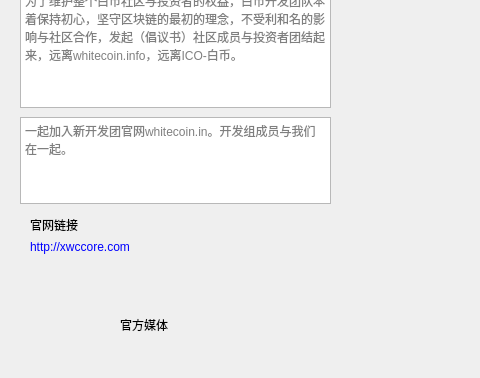
Before: the Qt Designer form src/qt/forms/firstpage.ui in WhitecoinCore/whitecoin, drawn with Qt 5; both pictures show x 0 to 480 and y 173 to 551 of the 782 by 551 pixel window.
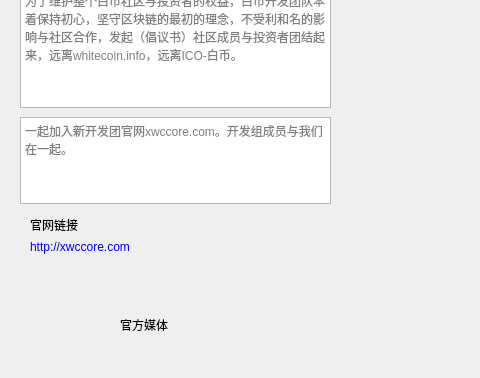
After: the same form once the commit is applied. Icons and pictures are not drawn.

Commit message: modify firstpage str

What changed in the file:
```diff
--- a/src/qt/forms/firstpage.ui
+++ b/src/qt/forms/firstpage.ui
@@ -61,7 +61,7 @@
     <bool>true</bool>
    </property>
    <property name="placeholderText">
-    <string>一起加入新开发团官网whitecoin.in。开发组成员与我们在一起。</string>
+    <string>一起加入新开发团官网xwccore.com。开发组成员与我们在一起。</string>
    </property>
   </widget>
   <widget class="QLabel" name="label">
```
